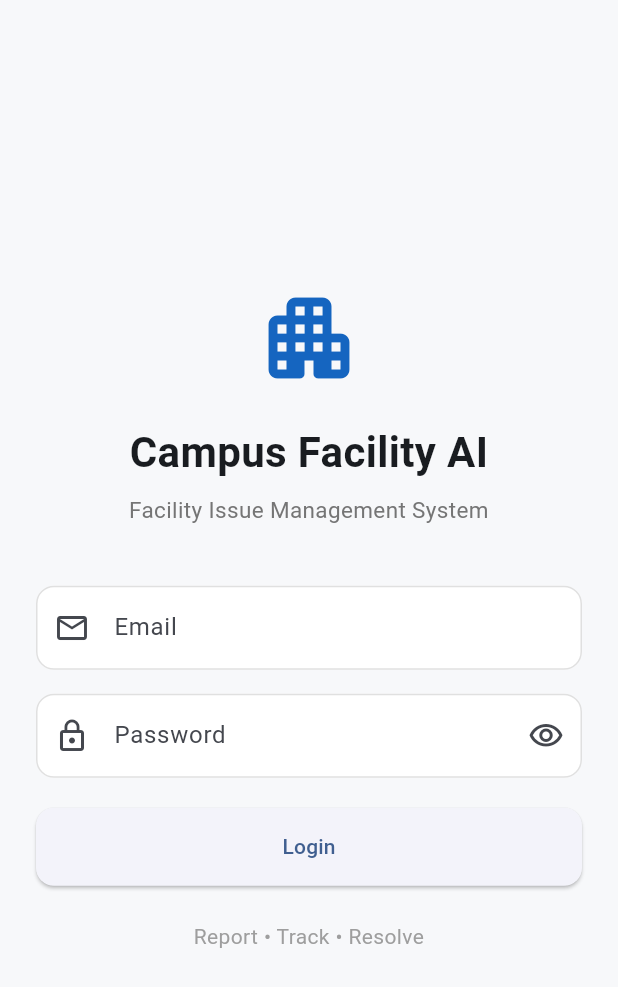
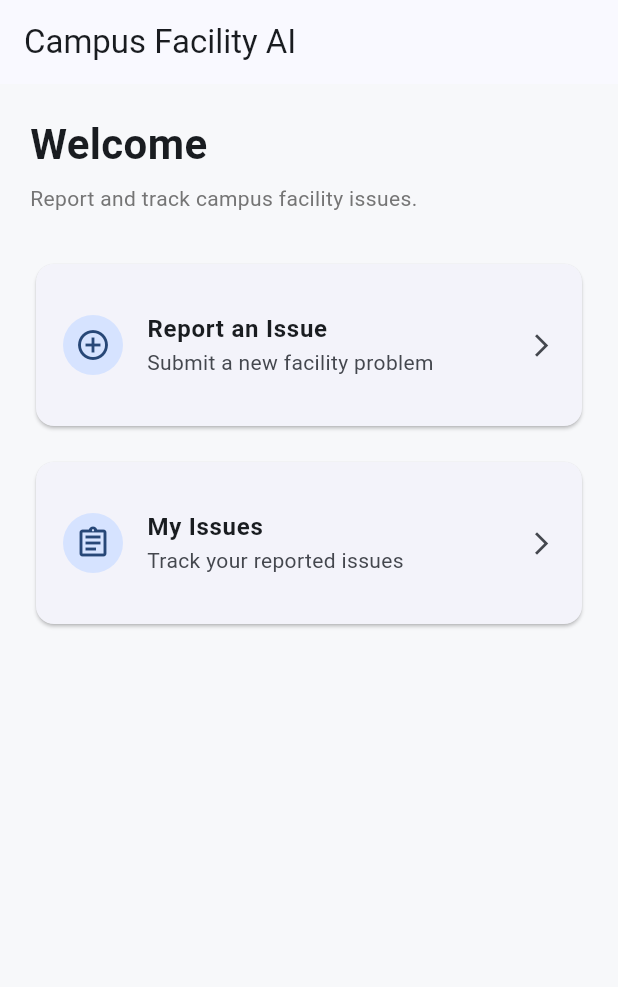
Before and after one commit to DevPlux/campus-facility-ai, a Flutter app: the screen it shows after launch, on a phone screen of 412 x 824 dp. Shown: the top 987 px of the screen. Run offline on Flutter 3.47's test engine with Material 3 defaults, Android fonts, the phone set to English and light mode, and no system bars; our stand-ins replace dio, flutter_secure_storage, image_picker; accounts and stored records are empty.

Commit message:
Implement issue reporting screen and issue list screen

```diff
--- a/mobile/lib/main.dart
+++ b/mobile/lib/main.dart
@@ -4,7 +4,7 @@ import 'package:provider/provider.dart';
 import 'core/constants/app_constants.dart';
 import 'core/theme/app_theme.dart';
 import 'providers/auth_provider.dart';
-import 'screens/auth/login_screen.dart';
+import 'screens/reporter/reporter_home_screen.dart';
 
 void main() {
   runApp(const CampusFacilityApp());
@@ -25,7 +25,7 @@ class CampusFacilityApp extends StatelessWidget {
         title: AppConstants.appName,
         debugShowCheckedModeBanner: false,
         theme: AppTheme.lightTheme,
-        home: const LoginScreen(),
+        home: const ReporterHomeScreen(),
       ),
     );
   }
--- /dev/null
+++ b/mobile/lib/screens/reporter/reporter_home_screen.dart
@@ -0,0 +1,101 @@
+import 'package:flutter/material.dart';
+
+import 'my_issues_screen.dart';
+import 'report_issue_screen.dart';
+
+class ReporterHomeScreen extends StatelessWidget {
+  const ReporterHomeScreen({super.key});
+
+  @override
+  Widget build(BuildContext context) {
+    return Scaffold(
+      appBar: AppBar(
+        title: const Text('Campus Facility AI'),
+      ),
+      body: Padding(
+        padding: const EdgeInsets.all(20),
+        child: Column(
+          crossAxisAlignment: CrossAxisAlignment.start,
+          children: [
+            const Text(
+              'Welcome',
+              style: TextStyle(
+                fontSize: 28,
+                fontWeight: FontWeight.bold,
+              ),
+            ),
+            const SizedBox(height: 6),
+            Text(
+              'Report and track campus facility issues.',
+              style: TextStyle(color: Colors.grey.shade600),
+            ),
+            const SizedBox(height: 30),
+
+            _ActionCard(
+              icon: Icons.add_circle_outline,
+              title: 'Report an Issue',
+              subtitle: 'Submit a new facility problem',
+              onTap: () {
+                Navigator.push(
+                  context,
+                  MaterialPageRoute(
+                    builder: (_) => const ReportIssueScreen(),
+                  ),
+                );
+              },
+            ),
+
+            const SizedBox(height: 16),
+
+            _ActionCard(
+              icon: Icons.assignment_outlined,
+              title: 'My Issues',
+              subtitle: 'Track your reported issues',
+              onTap: () {
+                Navigator.push(
+                  context,
+                  MaterialPageRoute(
+                    builder: (_) => const MyIssuesScreen(),
+                  ),
+                );
+              },
+            ),
+          ],
+        ),
+      ),
+    );
+  }
+}
+
+class _ActionCard extends StatelessWidget {
+  final IconData icon;
+  final String title;
+  final String subtitle;
+  final VoidCallback onTap;
+
+  const _ActionCard({
+    required this.icon,
+    required this.title,
+    required this.subtitle,
+    required this.onTap,
+  });
+
+  @override
+  Widget build(BuildContext context) {
+    return Card(
+      child: ListTile(
+        contentPadding: const EdgeInsets.all(18),
+        leading: CircleAvatar(
+          child: Icon(icon),
+        ),
+        title: Text(
+          title,
+          style: const TextStyle(fontWeight: FontWeight.bold),
+        ),
+        subtitle: Text(subtitle),
+        trailing: const Icon(Icons.arrow_forward_ios, size: 18),
+        onTap: onTap,
+      ),
+    );
+  }
+}
```
Also changed, not shown: mobile/lib/screens/reporter/my_issues_screen.dart (added, +42 -0 lines), mobile/lib/screens/reporter/report_issue_screen.dart (added, +194 -0 lines).
